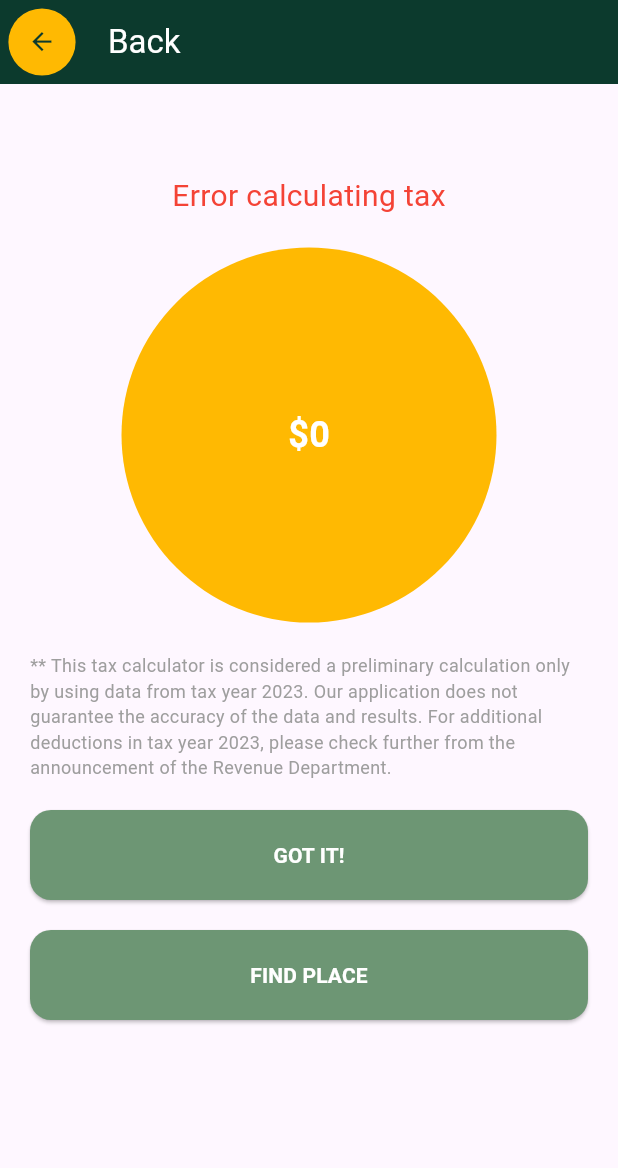
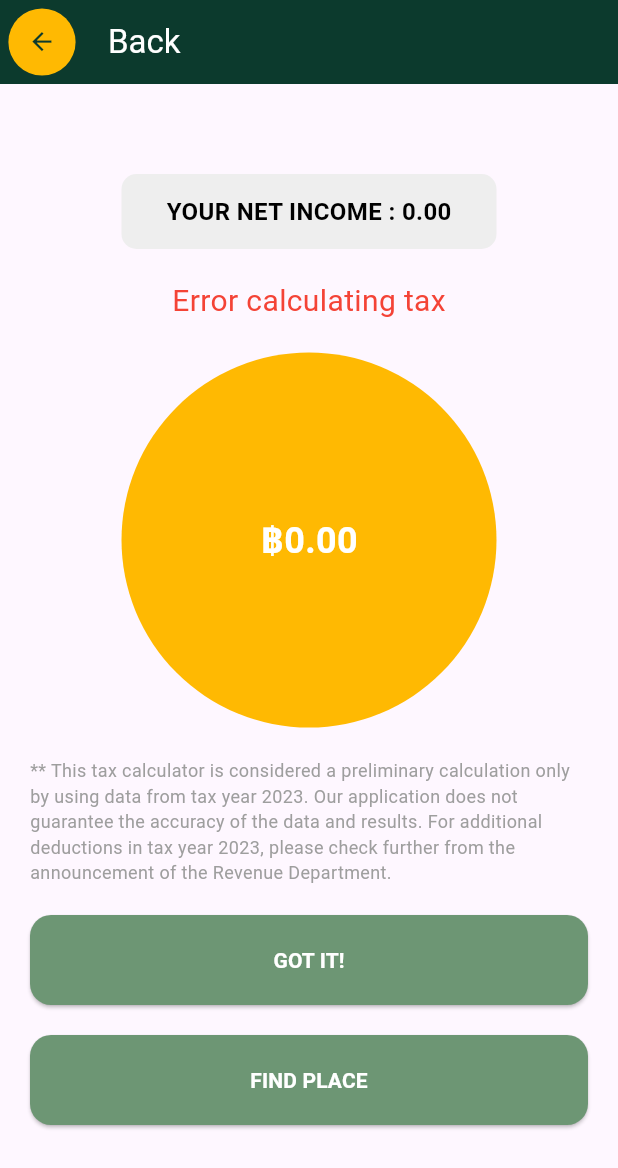
Before and after one commit to Korawich22/Taxpj, a Flutter app: the Singcal screen opened directly with empty values, on a phone screen of 412 x 824 dp. Shown: the top 1168 px of the screen. Run offline on Flutter 3.47's test engine with Material 3 defaults, Android fonts, the phone set to English and light mode, and no system bars; Roboto replaces fonts that are missing (Poppins).

Commit message:
Add net income

```diff
--- a/taxcal/lib/singcal.dart
+++ b/taxcal/lib/singcal.dart
@@ -32,7 +32,8 @@ class Singcal extends StatefulWidget {
 }
 
 class _SingcalState extends State<Singcal> {
-  double calculatedTax = 0.0; // Initialize with 0
+  double totaldeducttion = 0.0; // Initialize with 0
+  double taxcaculation = 0.0;
   bool calculationError = false;
 
   @override
@@ -55,7 +56,7 @@ class _SingcalState extends State<Singcal> {
 
       // Perform your tax calculation here based on the received data
       // This is just an example calculation, replace it with your actual calculation logic
-      double totalDeductions = lifeHealthInsurance +
+      double deductions = lifeHealthInsurance +
           healthInsuranceParent +
           homeLoan +
           socialSecurity +
@@ -64,9 +65,26 @@ class _SingcalState extends State<Singcal> {
           (widget.isDisFatherSelected ? 60000 : 0) +
           (widget.isDisMotherSelected ? 60000 : 0) +
           (widget.isOtherSelected ? 60000 : 0);
+      totaldeducttion = (income - deductions - 160000); // Example calculation
+      calculationError = false;
 
-      calculatedTax = income - totalDeductions; // Example calculation
-      calculationError = false;
+      if (totaldeducttion >= 5000001) {
+        taxcaculation = ((totaldeducttion - 5000000) * 0.35) + 126500;
+      } else if (totaldeducttion >= 2000001 && totaldeducttion <= 5000000) {
+        taxcaculation = ((totaldeducttion - 2000000) * 0.3) + 365000;
+      } else if (totaldeducttion >= 1000001 && totaldeducttion <= 2000000) {
+        taxcaculation = ((totaldeducttion - 1000000) * 0.25) + 115000;
+      } else if (totaldeducttion >= 750001 && totaldeducttion <= 1000000) {
+        taxcaculation = ((totaldeducttion - 750000) * 0.2) + 65000;
+      } else if (totaldeducttion >= 500001 && totaldeducttion <= 750000) {
+        taxcaculation = ((totaldeducttion - 500000) * 0.15) + 27500;
+      } else if (totaldeducttion >= 300001 && totaldeducttion <= 500000) {
+        taxcaculation = ((totaldeducttion - 300000) * 0.1) + 7500;
+      } else if (totaldeducttion >= 150001 && totaldeducttion <= 300000) {
+        taxcaculation = ((totaldeducttion - 150000) * 0.05) + 0;
+      } else {
+        taxcaculation = 0;
+      }
     } catch (e) {
       print("Error calculating tax: $e");
       setState(() {
@@ -110,17 +128,43 @@ class _SingcalState extends State<Singcal> {
         body: SingleChildScrollView(
           child: Padding(
             padding: const EdgeInsets.all(20.0),
-          child: Column(
-            crossAxisAlignment: CrossAxisAlignment.start,
+            child:
+                Column(crossAxisAlignment: CrossAxisAlignment.start, children: [
+              const SizedBox(height: 20),
+              Column(
                 children: [
                   const SizedBox(height: 20),
+                  Container(
+                    width: 250,
+                    height: 50,
+                    decoration: BoxDecoration(
+                      borderRadius: BorderRadius.circular(10),
+                      color: Colors.grey[
+                          200], // Change the color according to your preference
+                    ),
+                    child: Center(
+                      child: Padding(
+                        padding: const EdgeInsets.symmetric(
+                            horizontal: 20.0), // Add horizontal padding
+                        child: Text(
+                          'YOUR NET INCOME : ${totaldeducttion >= 0 ? totaldeducttion.toStringAsFixed(2) : '0.00'}', // Display the totaldeducttion value
+                          style: const TextStyle(
+                            fontFamily: 'Poppins',
+                            fontSize: 16,
+                            fontWeight: FontWeight.bold,
+                            color: Colors.black,
+                          ),
+                        ),
+                      ),
+                    ),
+                  ),
                   Column(
                     children: [
                       const SizedBox(height: 20),
                       Text(
                         calculationError
                             ? 'Error calculating tax'
-                        : 'TAXES TO BE PAID: \$${calculatedTax.toStringAsFixed(2)}', // Display calculated tax
+                            : 'TAXES TO BE PAID', // Display calculated tax, ensuring it's not negative
                         style: TextStyle(
                           fontFamily: 'Poppins',
                           fontSize: 20,
@@ -137,9 +181,9 @@ class _SingcalState extends State<Singcal> {
                           shape: BoxShape.circle,
                           color: Color(0xFFFFB902),
                         ),
-                    child: const Center(
+                        child: Center(
                           child: Text(
-                        '\$0', // Placeholder text for tax amount
+                            '\฿${taxcaculation >= 0 ? taxcaculation.toStringAsFixed(2) : '0.00'}', // Placeholder text for tax amount
                             style: TextStyle(
                               fontSize: 24,
                               fontWeight: FontWeight.bold,
@@ -215,8 +259,8 @@ class _SingcalState extends State<Singcal> {
                   ),
                 ],
               ),
+            ]),
           ),
-      ),
-    );
+        ));
   }
 }
```
Lines whose indentation alone changed are shown as unchanged.
